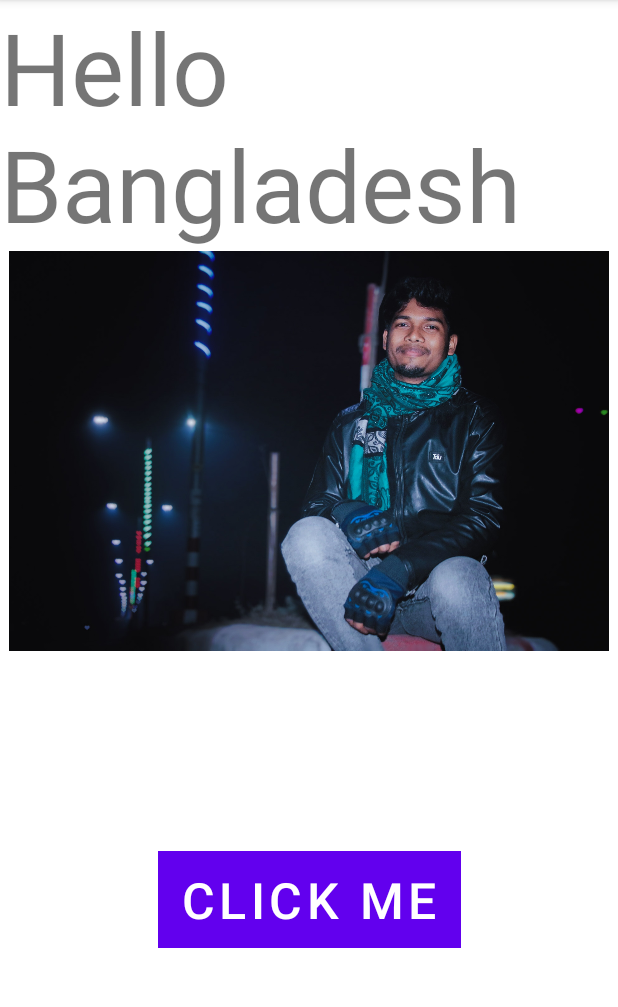
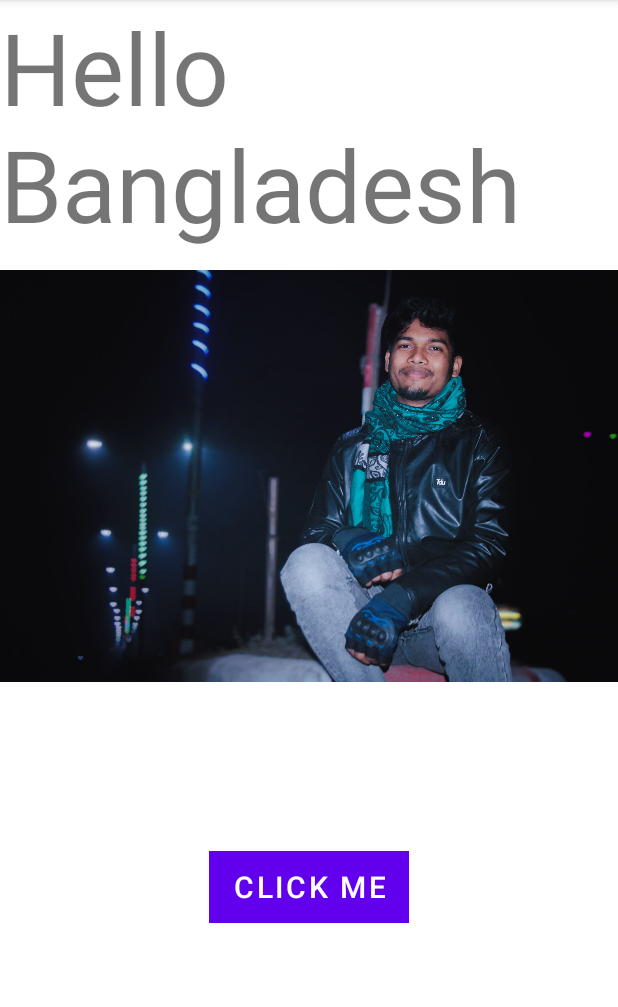
Before and after one commit to Bayezid13/try-init, an Android app: the screen it shows after launch (MainActivity), on a phone screen of 412 x 824 dp, the part 84-1091 px from its top. Run offline under Robolectric (Android 15) with nearby library versions, the phone set to English and light mode, and no system bars.

Commit message:
Update activity_main.xml

```diff
--- a/app/src/main/res/layout/activity_main.xml
+++ b/app/src/main/res/layout/activity_main.xml
@@ -48,13 +48,13 @@
             android:src="@drawable/bayezid"
             />
         <ImageView
-            android:layout_width="350px"
-            android:layout_height="400px"
+            android:layout_width="250dp"
+            android:layout_height="300dp"
             android:src="@drawable/bayezid"
             />
         <ImageView
-            android:layout_width="350px"
-            android:layout_height="400px"
+            android:layout_width="250dp"
+            android:layout_height="300dp"
             android:src="@drawable/bayezid"
             />
 
@@ -65,7 +65,7 @@
         android:layout_width="wrap_content"
         android:layout_height="wrap_content"
         android:orientation="horizontal"
-        android:layout_marginTop="200px"
+        android:layout_marginTop="100dp"
         app:layout_constraintEnd_toEndOf="parent"
         app:layout_constraintStart_toStartOf="parent"
         app:layout_constraintTop_toBottomOf="@id/layout2"
@@ -79,7 +79,7 @@
             android:layout_height="match_parent"
             android:background="@color/purple_200"
             android:text="Click Me"
-            android:textSize="50px"
+            android:textSize="20dp"
 
             />
 
```
